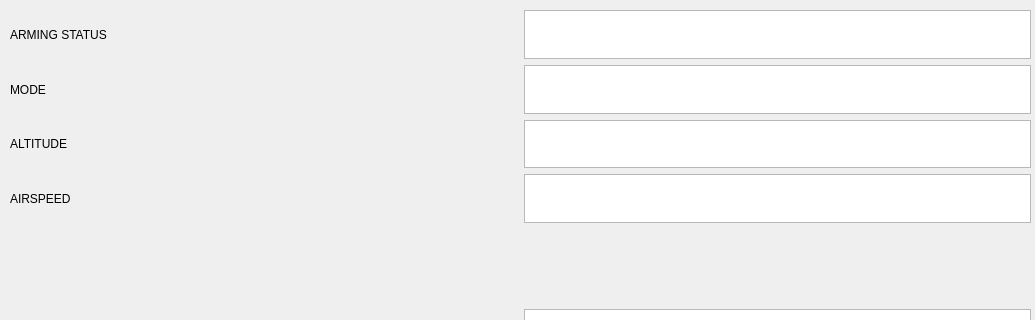
The window that ogc_ws/src/rqt_mypkg/resource/main_window.ui (yonahbox/Yonah_ROS_packages) describes before a commit, drawn with Qt 5; both pictures show x 0 to 1035 and y 0 to 320 of the 1035 by 664 pixel window.
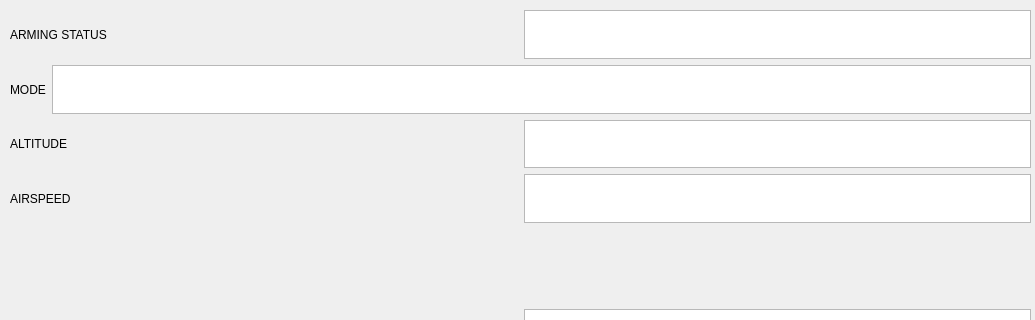
The same window after the commit.

Commit message: improved control window

Diff of the .ui file:
```diff
--- a/ogc_ws/src/rqt_mypkg/resource/main_window.ui
+++ b/ogc_ws/src/rqt_mypkg/resource/main_window.ui
@@ -69,8 +69,8 @@
          <widget class="QTextEdit" name="mode_textedit">
           <property name="sizePolicy">
            <sizepolicy hsizetype="Ignored" vsizetype="Ignored">
-            <horstretch>0</horstretch>
-            <verstretch>0</verstretch>
+            <horstretch>1</horstretch>
+            <verstretch>1</verstretch>
            </sizepolicy>
           </property>
          </widget>
```
Left out of the diff: 8 changed lines with no effect on the pictures. The commit also changes 6 other files.
